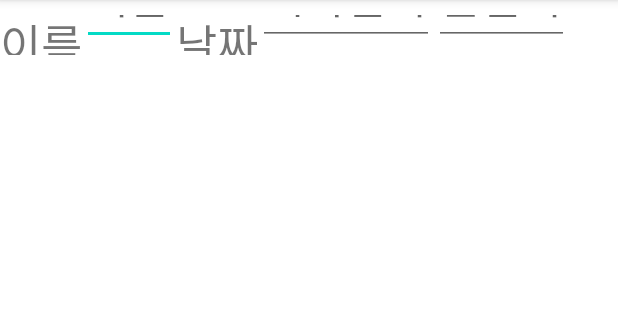
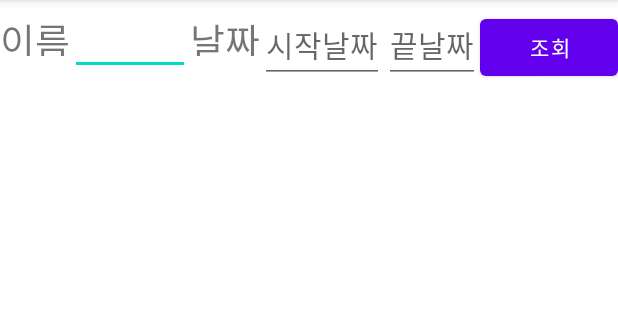
Before and after one commit to Jamin-K/CompanyCheckInApp, an Android app: the AdminActivirty screen opened directly, with no data from a screen before it, on a phone screen of 412 x 824 dp, the part 84-404 px from its top. Run offline under Robolectric (Android 15) with nearby library versions, the phone set to English and light mode, and no system bars.

Commit message:
20211205

```diff
--- a/app/src/main/java/com/example/checkinandout/AdminActivirty.java
+++ b/app/src/main/java/com/example/checkinandout/AdminActivirty.java
@@ -9,13 +9,23 @@ package com.example.checkinandout;
 import androidx.appcompat.app.AppCompatActivity;
 
 import android.os.Bundle;
+import android.widget.Button;
+import android.widget.EditText;
 
 public class AdminActivirty extends AppCompatActivity {
+    Button btn_query;
+    EditText et_DateTo;
+    EditText et_DateFrom;
+
 
     @Override
     protected void onCreate(Bundle savedInstanceState) {
         super.onCreate(savedInstanceState);
         setContentView(R.layout.activity_admin_activirty);
 
+        btn_query = findViewById(R.id.btn_moveToAdmin);
+        et_DateTo = findViewById(R.id.et_DateTo);
+        et_DateFrom = findViewById(R.id.et_DateFrom);
+
     }
 }
--- a/app/src/main/java/com/example/checkinandout/MainActivity.java
+++ b/app/src/main/java/com/example/checkinandout/MainActivity.java
@@ -8,7 +8,7 @@
 *
 * 테이블 이름 : EmployeeInOut
 * empNum VARCHAR(PK), seq int(FK, 자동 증가), Intime varchar(20), Outtime varchar(20)
-* seq를 pk로 변경하기.
+* seq를 pk로 변경하기, Date(nchar 8) 추가
 *
 * 테이블 추가 생성 필요 : Company
 * CompanySeq int(자동증가, PK), CompanyName VARCHAR, Latitude VARCHAR, Longitude VARCHAR
@@ -73,9 +73,10 @@ public class MainActivity extends AppCompatActivity {
     public String str_inEmpNum;
     public String str_inName;
     public String str_userType;
-    public String str_provider;
     public Double dbl_longitude;
     public Double dbl_latitude;
+    public Double[] arr_longitude = new Double[5];
+    public Double[] arr_latitude = new Double[5];
     Location location;
 
 
@@ -96,16 +97,10 @@ public class MainActivity extends AppCompatActivity {
             showLoginDialog();
         }*/
 
-        final LocationManager locationManager = (LocationManager)getSystemService(Context.LOCATION_SERVICE);
-        //location = locationManager.getLastKnownLocation(LocationManager.GPS_PROVIDER);
-        //str_provider = location.getProvider();
-        //dbl_latitude =location.getLatitude();
-        //dbl_longitude = location.getLongitude();
-        //System.out.println("초기호출 latitude : " + dbl_latitude);
-        //System.out.println("초기호출 longitude : " + dbl_longitude);
 
         int int_locationCount = 0 ;
-
+        /*출근시간에 따른 위치 계신*/
+        final LocationManager locationManager = (LocationManager)getSystemService(Context.LOCATION_SERVICE);
         locationManager.requestLocationUpdates(LocationManager.GPS_PROVIDER,
                 10000, //10초마다 업데이트, minTime과 minDistance는 and 조건 만족 시 실행
                 0,
@@ -116,24 +111,15 @@ public class MainActivity extends AppCompatActivity {
                 gpsLocationListener);
 
 
+
         /*
          * 관리자 버튼 클릭 시 권한 검사 후 권리자 페이지 이동
          * */
         findViewById(R.id.btn_moveToAdmin).setOnClickListener(new View.OnClickListener() {
             @Override
             public void onClick(View v) {
-
-                if(int_adminCode == 1){
-                    //move to admin activity
                     Intent intent = new Intent(getApplicationContext(), AdminActivirty.class);
                     startActivity(intent);
-                }
-                else{
-                    //show dialog alert
-                    AlertDialog.Builder dlg = new AlertDialog.Builder(MainActivity.this);
-                    dlg.setTitle("경고");
-                    dlg.setMessage("권한이 없습니다");
-                }
 
             }
         });
@@ -165,6 +151,10 @@ public class MainActivity extends AppCompatActivity {
 
 
     public class GetData extends AsyncTask<String, Void, String>{
+        @Override
+        protected void onProgressUpdate(Void... values) {
+            super.onProgressUpdate(values);
+        }
 
         ProgressDialog progressDialog;
         String errorString = null;
@@ -214,6 +204,7 @@ public class MainActivity extends AppCompatActivity {
                         Toast.makeText(getApplicationContext(), "로그인 성공", Toast.LENGTH_SHORT).show();
                         System.out.println("로그인성공");
                         int_loginSuccess = 1;
+                        // if를 통해 유저 type을 판독하여 관리자페이지 진입 여부 활성화
 
 
 
@@ -226,6 +217,7 @@ public class MainActivity extends AppCompatActivity {
                         String getTime = simpleDate.format(mDate);
                         System.out.println("현재시간 : "+getTime);
                         */
+
 
 
                         //InsertData insertTask = new InsertData();
--- a/app/src/main/res/layout/activity_admin_activirty.xml
+++ b/app/src/main/res/layout/activity_admin_activirty.xml
@@ -17,44 +17,47 @@
             android:layout_width="wrap_content"
             android:layout_height="30dp"
             android:text="이름"
-            android:textSize="30dp">
+            android:textSize="25dp">
         </TextView>
 
         <EditText
             android:id="@+id/et_EmpName"
-            android:layout_width="wrap_content"
-            android:layout_height="30dp"
-            android:hint="이름"
-            android:textSize="30dp">
-        </EditText>
+            android:layout_width="80dp"
+            android:layout_height="50dp"
+            android:textSize="25dp"></EditText>
 
         <TextView
             android:layout_width="wrap_content"
             android:layout_height="30dp"
             android:text="날짜"
-            android:textSize="30dp">
+            android:textSize="25dp">
 
         </TextView>
 
         <EditText
-            android:id="@+id/et_StartDate"
+            android:id="@+id/et_DateFrom"
             android:layout_width="wrap_content"
-            android:layout_height="30dp"
+            android:layout_height="50dp"
             android:hint="시작날짜"
-            android:textSize="30dp"
-            android:inputType="date">
+            android:textSize="20dp">
 
         </EditText>
 
         <EditText
-            android:id="@+id/et_EndDate"
+            android:id="@+id/et_DateTo"
             android:layout_width="wrap_content"
-            android:layout_height="30dp"
+            android:layout_height="50dp"
             android:hint="끝날짜"
-            android:textSize="30dp"
-            android:inputType="date">
+            android:textSize="20dp">
 
         </EditText>
+
+        <Button
+            android:layout_width="match_parent"
+            android:layout_height="50dp"
+            android:text="조회"
+            android:id="@+id/btn_query">
+        </Button>
 
 
 
```
